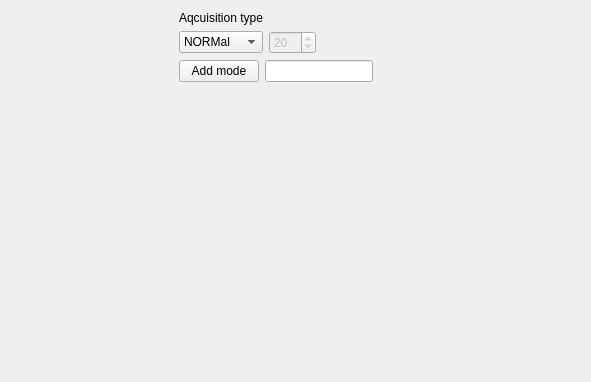
Above: KeysightXSeries/KeysightXSeries.ui from Cardoran/naqslab_devices before the change. Below: the same form after it.
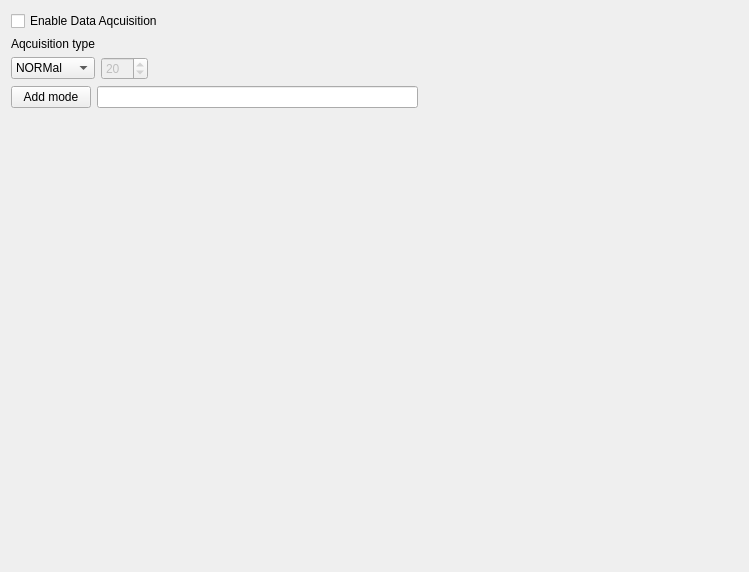
That is the form after the change.

Patch:
```diff
--- a/KeysightXSeries/KeysightXSeries.ui
+++ b/KeysightXSeries/KeysightXSeries.ui
@@ -6,8 +6,8 @@
    <rect>
     <x>0</x>
     <y>0</y>
-    <width>591</width>
-    <height>382</height>
+    <width>749</width>
+    <height>572</height>
    </rect>
   </property>
   <property name="windowTitle">
@@ -16,21 +16,21 @@
   <layout class="QVBoxLayout" name="verticalLayout_3">
    <item>
     <layout class="QHBoxLayout" name="horizontalLayout_2">
-     <item>
-      <spacer name="horizontalSpacer">
-       <property name="orientation">
-        <enum>Qt::Horizontal</enum>
-       </property>
-       <property name="sizeHint" stdset="0">
-        <size>
-         <width>40</width>
-         <height>20</height>
-        </size>
-       </property>
-      </spacer>
-     </item>
      <item>
       <layout class="QVBoxLayout" name="verticalLayout">
+       <item>
+        <widget class="QCheckBox" name="checkBox_Aqcuisition">
+         <property name="sizePolicy">
+          <sizepolicy hsizetype="Preferred" vsizetype="Preferred">
+           <horstretch>0</horstretch>
+           <verstretch>0</verstretch>
+          </sizepolicy>
+         </property>
+         <property name="text">
+          <string>Enable Data Aqcuisition</string>
+         </property>
+        </widget>
+       </item>
        <item>
         <widget class="QLabel" name="label">
          <property name="text">
@@ -121,19 +121,6 @@
        </item>
       </layout>
      </item>
-     <item>
-      <spacer name="horizontalSpacer_2">
-       <property name="orientation">
-        <enum>Qt::Horizontal</enum>
-       </property>
-       <property name="sizeHint" stdset="0">
-        <size>
-         <width>40</width>
-         <height>20</height>
-        </size>
-       </property>
-      </spacer>
-     </item>
     </layout>
    </item>
    <item>
@@ -144,7 +131,7 @@
      <property name="sizeHint" stdset="0">
       <size>
        <width>20</width>
-       <height>176</height>
+       <height>40</height>
       </size>
      </property>
     </spacer>
```
